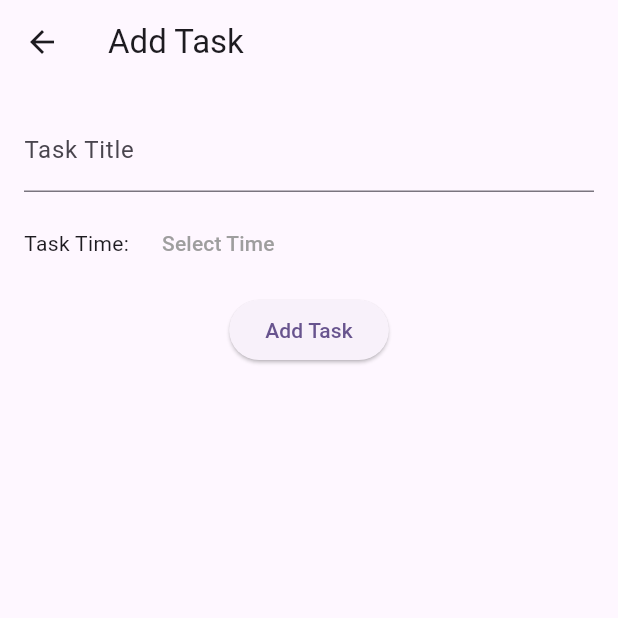
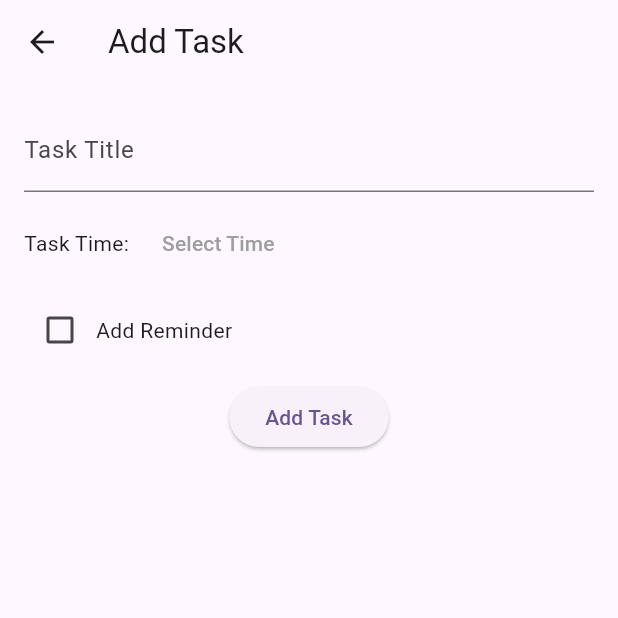
Before and after one commit to thealiceiris/remembrall, a Flutter app: the DetailPage screen opened directly with sample values from the repository, after a tap on the "add" icon, on a phone screen of 412 x 824 dp, the top half of it. Run offline on Flutter 3.47's test engine with Material 3 defaults, Android fonts, the phone set to English and light mode, and no system bars; our stand-ins replace dotted_border, firebase_auth, firebase_core, flutter_local_notifications, shared_preferences, timezone; accounts and stored records are empty.

Commit message:
new updates

```diff
--- a/lib/models/task.dart
+++ b/lib/models/task.dart
@@ -4,31 +4,32 @@ import 'package:flutter/material.dart';
 class Task {
   IconData? iconData;
   String? title;
+  DateTime? dateTime;
   Color? bgcolor,
       iconColor,
       btnColor,
       textColor,
       btntxtColor; // Added textColor property
   bool isLast;
+  bool reminder;
   num? progress, left, done;
   List<Map<String, dynamic>>? desc;
 
-
-  Task({
-    this.iconData,
+  Task(
+      {this.iconData,
       this.title,
+      this.dateTime,
       this.bgcolor,
       this.iconColor,
       this.btnColor,
       this.btntxtColor,
       this.textColor, // Added textColor parameter
       this.isLast = false,
+      this.reminder=false,
       this.progress,
       this.left,
       this.done,
-    this.desc
-
-  });
+      this.desc});
 
   get tasks => null;
 
@@ -46,7 +47,6 @@ class Task {
         progress: 0.5,
         left: 0,
         done: 0,
-
       ),
       Task(
         iconData: Icons.book_rounded,
--- a/lib/screens/detail/detail.dart
+++ b/lib/screens/detail/detail.dart
@@ -1,10 +1,11 @@
 import 'package:flutter/material.dart';
+import 'package:flutter_local_notifications/flutter_local_notifications.dart';
 import 'package:remembrall/models/task.dart';
-// import 'package:remembrall/models/user_input.dart';
-import 'package:remembrall/screens/detail/widgets/tasktitle.dart';
-import 'package:remembrall/screens/rembot_screen.dart';
-import 'package:table_calendar/table_calendar.dart';
-import 'package:remembrall/screens/task_page.dart';
+import 'package:remembrall/screens/task_page.dart';  // Adjust the import as needed
+import 'package:timezone/timezone.dart' as tz;
+import 'package:timezone/data/latest.dart' as tz;
+
+
 
 class DetailPage extends StatefulWidget {
   final Task task;
@@ -12,10 +13,24 @@ class DetailPage extends StatefulWidget {
   const DetailPage({Key? key, required this.task}) : super(key: key);
 
   @override
-  State<DetailPage> createState() => _DetailPageState();
+  _DetailPageState createState() => _DetailPageState();
 }
 
 class _DetailPageState extends State<DetailPage> {
+  List<Task> _tasks = [];
+  final FlutterLocalNotificationsPlugin flutterLocalNotificationsPlugin =
+      FlutterLocalNotificationsPlugin();
+
+  @override
+  void initState() {
+    super.initState();
+    const AndroidInitializationSettings initializationSettingsAndroid =
+        AndroidInitializationSettings('@mipmap/ic_launcher');
+    const InitializationSettings initializationSettings =
+        InitializationSettings(android: initializationSettingsAndroid);
+    flutterLocalNotificationsPlugin.initialize(initializationSettings);
+  }
+
   @override
   Widget build(BuildContext context) {
     return Scaffold(
@@ -52,40 +67,44 @@ class _DetailPageState extends State<DetailPage> {
   Widget _buildContent() {
     return Column(
       children: [
-        TableCalendar(
-          firstDay: DateTime.utc(2010, 10, 16),
-          lastDay: DateTime.utc(2030, 3, 14),
-          focusedDay: DateTime.now(),
-          calendarFormat: CalendarFormat.week,
-          selectedDayPredicate: (day) => isSameDay(day, DateTime.now()),
-          onDaySelected: (selectedDay, focusedDay) {
-            // Handle onDaySelected callback here
-          },
-        ),
-        const TaskTitle(),
-        const SizedBox(height: 100),
-        if (widget.task.left == 0)
+        const SizedBox(height: 20),
+        if (_tasks.isEmpty)
           const Align(
-            alignment: Alignment.bottomCenter,
-            child: Column(
-              mainAxisAlignment: MainAxisAlignment.center,
-              children: [
-                Text(
+            alignment: Alignment.center,
+            child: Text(
               'No tasks yet',
               style: TextStyle(fontSize: 18, fontWeight: FontWeight.bold),
             ),
-                Text(
-                  'Tap "+" to start schedule planning with Me',
+          )
+        else
+          Expanded(
+            child: ListView.builder(
+              itemCount: _tasks.length,
+              itemBuilder: (context, index) {
+                final task = _tasks[index];
+                return ListTile(
+                  title: Text(
+                    task.title!,
                     style: TextStyle(
-                    fontSize: 16,
-                    color: Colors.grey,
+                      decoration: task.done == 1 ? TextDecoration.lineThrough : null,
                     ),
                   ),
-              ],
+                  leading: Checkbox(
+                    value: task.done == 1,
+                    onChanged: (bool? value) {
+                      setState(() {
+                        task.done = value! ? 1 : 0;
+                      });
+                    },
                   ),
-          )
-        else
-          const SizedBox.shrink(),
+                  trailing: IconButton(
+                    icon: Icon(Icons.delete),
+                    onPressed: () => _removeTask(task),
+                  ),
+                );
+              },
+            ),
+          ),
       ],
     );
   }
@@ -96,13 +115,19 @@ class _DetailPageState extends State<DetailPage> {
       right: 20,
       child: FloatingActionButton(
         onPressed: () async {
-          final result = await Navigator.of(context).push(
+          final result = await Navigator.push(
+            context,
             MaterialPageRoute(
               builder: (context) => AddTaskPage(
-                onAddTask: _onAddTask,
+                onAddTask: (task) {
+                  Navigator.pop(context, task);
+                },
               ),
             ),
           );
+          if (result != null) {
+            _addTask(result);
+          }
         },
         backgroundColor: const Color(0xFFE6B9F0),
         shape: RoundedRectangleBorder(
@@ -121,11 +146,47 @@ class _DetailPageState extends State<DetailPage> {
     );
   }
 
-  Future<void> _addTask(String title, DateTime dateTime) async {
+  Future<void> _addTask(Task newTask) async {
     setState(() {
-      if (widget.task.left != null) {
-        widget.task.left = widget.task.left! - 1;
+      _tasks.add(newTask);
+      _tasks.sort((a, b) => a.dateTime!.compareTo(b.dateTime!));
+    });
+    if (newTask.reminder) {
+      await _scheduleNotification(newTask);
     }
+  }
+
+  Future<void> _scheduleNotification(Task task) async {
+    if (task.title == null) return;
+
+  final tz.Location location = tz.getLocation('your_time_zone'); // Replace 'your_time_zone' with the desired time zone
+  final tz.TZDateTime scheduledDate = tz.TZDateTime.from(task.dateTime!, location);
+    const AndroidNotificationDetails androidPlatformChannelSpecifics =
+        AndroidNotificationDetails(
+      'your_channel_id',
+      'your_channel_name',
+      channelDescription: 'your_channel_description',
+      importance: Importance.max,
+      priority: Priority.high,
+      showWhen: false,
+    );
+    const NotificationDetails platformChannelSpecifics =
+        NotificationDetails(android: androidPlatformChannelSpecifics);
+    await flutterLocalNotificationsPlugin.zonedSchedule(
+      0,
+      'Task Reminder',
+      task.title,
+      task.dateTime!,
+      platformChannelSpecifics,
+      androidAllowWhileIdle: true,
+      uiLocalNotificationDateInterpretation:
+          UILocalNotificationDateInterpretation.absoluteTime,
+    );
+  }
+
+  void _removeTask(Task task) {
+    setState(() {
+      _tasks.remove(task);
     });
   }
 
@@ -145,66 +206,36 @@ class _DetailPageState extends State<DetailPage> {
         Padding(
           padding: EdgeInsets.only(top: 16.0, right: 15.0),
           child: Icon(
-            Icons.more,
+            Icons.more_vert,
             size: 40,
             color: Colors.white,
           ),
         ),
       ],
-      title: Column(
-        mainAxisAlignment: MainAxisAlignment.center,
-        crossAxisAlignment: CrossAxisAlignment.center,
-        children: [
-          Text(
-            '${widget.task.title} tasks',
-            style: const TextStyle(
-              color: Colors.white,
-              fontWeight: FontWeight.bold,
-              fontSize: 20,
-            ),
-          ),
-          const SizedBox(
-            height: 5.0, // Add spacing between title and tasks left
-          ),
-          Text(
-            'You have ${widget.task.left} tasks left today!',
-            style: const TextStyle(fontSize: 18, color: Colors.grey),
-            maxLines: 2,
-          ),
-        ],
-      ),
     );
   }
 
-  Widget _buildBottomNavigationBar(BuildContext context) => BottomNavigationBar(
+  Widget _buildBottomNavigationBar(BuildContext context) {
+    return BottomNavigationBar(
       items: const [
         BottomNavigationBarItem(
           icon: Icon(Icons.home),
           label: 'Home',
         ),
         BottomNavigationBarItem(
-            icon: Icon(Icons.chat),
-            label: 'RemBot',
+          icon: Icon(Icons.calendar_today),
+          label: 'Calendar',
         ),
         BottomNavigationBarItem(
-            icon: Icon(Icons.person),
-            label: 'Profile',
+          icon: Icon(Icons.settings),
+          label: 'Settings',
         ),
       ],
+      currentIndex: 0,
+      selectedItemColor: Colors.black,
       onTap: (index) {
-          if (index == 1) {
-            Navigator.push(
-              context,
-              MaterialPageRoute(builder: (context) => const RemBotScreen()),
+        // Handle bottom navigation tap
+      },
     );
   }
-        },
-      );
-
-  _onAddTask(String title, DateTime dateTime) {
-    setState(() {
-      // Logic to add the new task
-      widget.task.left = widget.task.left! - 1; // Update tasks left
-    });
 }
-}
--- a/lib/screens/signin_screen.dart
+++ b/lib/screens/signin_screen.dart
@@ -1,4 +1,4 @@
-// ignore_for_file: prefer_const_constructors
+// ignore_for_file: prefer_const_constructors, use_build_context_synchronously
 
 import 'package:flutter/material.dart';
 import 'package:firebase_auth/firebase_auth.dart';
@@ -269,7 +269,7 @@ class _SigninScreenState extends State<SigninScreen> {
                               'Sign up',
                               style: TextStyle(
                                 fontWeight: FontWeight.bold,
-                                color: lightColorScheme.primary,
+                                color: const Color.fromARGB(255, 9, 7, 11),
                               ),
                             ),
                           ),
--- a/lib/screens/streak.dart
+++ b/lib/screens/streak.dart
@@ -45,7 +45,7 @@ class _StreakWidgetState extends State<StreakWidget> {
       child: Row(
         mainAxisSize: MainAxisSize.min,
         children: [
-          const Icon(Icons.local_fire_department, color: Colors.red),
+          const Icon(Icons.local_fire_department, color: Color.fromARGB(255, 245, 25, 9)),
           const SizedBox(width: 10),
           Text(
             'Streak: $currentStreak days',
--- a/lib/screens/task_page.dart
+++ b/lib/screens/task_page.dart
@@ -1,7 +1,8 @@
 import 'package:flutter/material.dart';
+import 'package:remembrall/models/task.dart';
 
 class AddTaskPage extends StatefulWidget {
-  final Function(String title, DateTime dateTime) onAddTask; // Callback to pass new task data
+  final Function(Task task) onAddTask;
 
   const AddTaskPage({super.key, required this.onAddTask});
 
@@ -12,12 +13,21 @@ class AddTaskPage extends StatefulWidget {
 class _AddTaskPageState extends State<AddTaskPage> {
   String newTaskTitle = '';
   DateTime? newTaskDateTime;
+  bool addReminder = false;
 
   void _handleAddTask() {
-    // Validate user input (optional)
     if (newTaskTitle.isNotEmpty && newTaskDateTime != null) {
-      widget.onAddTask(newTaskTitle, newTaskDateTime!); // Call callback with task data
-      Navigator.pop(context); // Close the AddTaskPage
+      final newTask = Task(
+        title: newTaskTitle,
+        dateTime: newTaskDateTime,
+        reminder: addReminder,
+        left: 1,
+        done: 0,
+        progress: 0,
+      );
+
+      widget.onAddTask(newTask);
+      Navigator.pop(context, newTask);
     }
   }
 
@@ -28,7 +38,7 @@ class _AddTaskPageState extends State<AddTaskPage> {
         title: const Text('Add Task'),
       ),
       body: Padding(
-        padding: const EdgeInsets.all(16.0), // Add some padding
+        padding: const EdgeInsets.all(16.0),
         child: Column(
           children: [
             TextField(
@@ -42,27 +52,46 @@ class _AddTaskPageState extends State<AddTaskPage> {
                 const SizedBox(width: 10.0),
                 TextButton(
                   onPressed: () async {
-                    // Show DateTimePicker to select time
                     TimeOfDay? pickedTime = await showTimePicker(
                       context: context,
                       initialTime: TimeOfDay.now(),
-                    ); // Use showTimePicker for time selection
+                    );
                     if (pickedTime != null) {
-                      setState(() => newTaskDateTime = DateTime(
+                      setState(() {
+                        newTaskDateTime = DateTime(
                           DateTime.now().year,
                           DateTime.now().month,
                           DateTime.now().day,
                           pickedTime.hour,
-                          pickedTime.minute));
+                          pickedTime.minute,
+                        );
+                      });
                     }
                   },
                   child: Text(
-                    newTaskDateTime?.toString() ?? 'Select Time',
+                    newTaskDateTime != null
+                        ? "${newTaskDateTime!.hour}:${newTaskDateTime!.minute}"
+                        : 'Select Time',
                     style: TextStyle(
-                      color: newTaskDateTime != null ? Colors.black : Colors.grey,
+                      color:
+                          newTaskDateTime != null ? Colors.black : Colors.grey,
                     ),
                   ),
                 ),
+              ],
+            ),
+            const SizedBox(height: 10.0),
+            Row(
+              children: [
+                Checkbox(
+                  value: addReminder,
+                  onChanged: (bool? value) {
+                    setState(() {
+                      addReminder = value ?? false;
+                    });
+                  },
+                ),
+                const Text('Add Reminder'),
               ],
             ),
             const SizedBox(height: 10.0),
```
Also changed, not shown: lib/main.dart (+19 -4 lines), lib/models/notifs_reminder.dart (added, +20 -0 lines), lib/screens/signup_screen.dart (+7 -6 lines), lib/screens/task_screen.dart (+6 -3 lines), pubspec.yaml (+10 -2 lines), pubspec.lock, 3 other files. Lines whose indentation alone changed are shown as unchanged.
